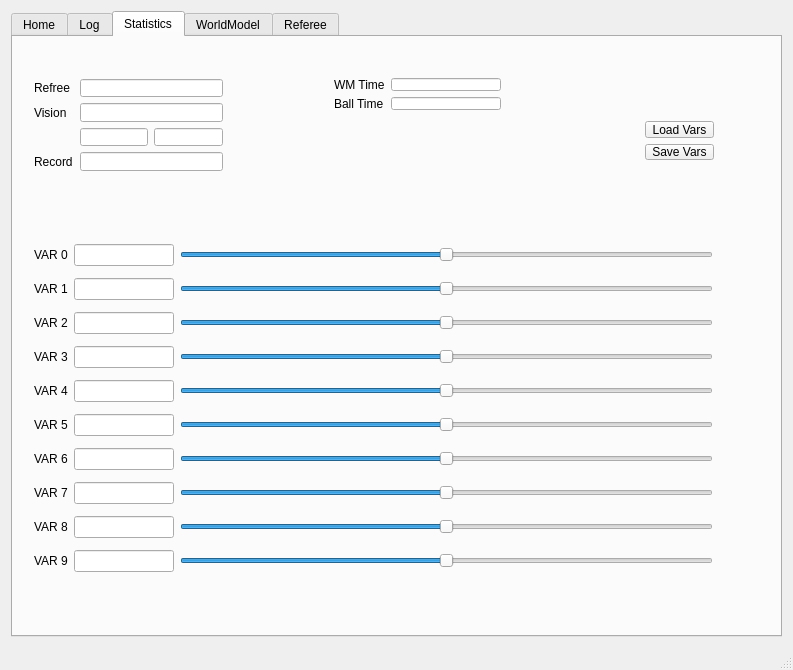
Above: src/ui/mainwindow.ui from KN2C/KN2C-SSL before the change. Below: the same form after it.
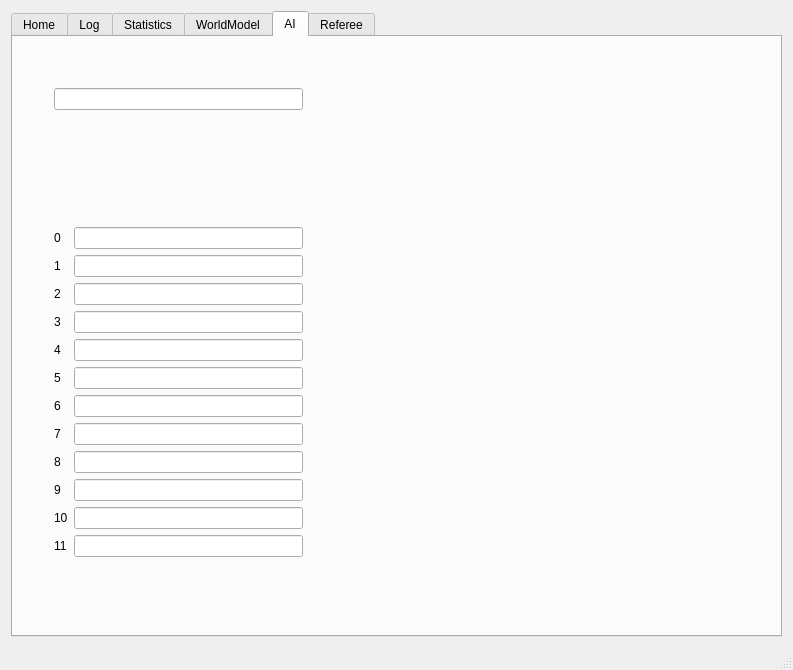
That is the form after the change. Icons and pictures are not drawn.

Commit message: plays & tactic names

```diff
--- a/src/ui/mainwindow.ui
+++ b/src/ui/mainwindow.ui
@@ -40,7 +40,7 @@
     <item>
      <widget class="QTabWidget" name="tabWidget">
       <property name="currentIndex">
-       <number>2</number>
+       <number>4</number>
       </property>
       <widget class="QWidget" name="tabHome">
        <attribute name="title">
@@ -558,6 +558,163 @@
         </item>
        </layout>
       </widget>
+      <widget class="QWidget" name="tab">
+       <attribute name="title">
+        <string>AI</string>
+       </attribute>
+       <widget class="QWidget" name="">
+        <property name="geometry">
+         <rect>
+          <x>30</x>
+          <y>40</y>
+          <width>271</width>
+          <height>491</height>
+         </rect>
+        </property>
+        <layout class="QVBoxLayout" name="verticalLayout_12">
+         <item>
+          <widget class="QLineEdit" name="txtPlay"/>
+         </item>
+         <item>
+          <spacer name="verticalSpacer_9">
+           <property name="orientation">
+            <enum>Qt::Vertical</enum>
+           </property>
+           <property name="sizeHint" stdset="0">
+            <size>
+             <width>20</width>
+             <height>40</height>
+            </size>
+           </property>
+          </spacer>
+         </item>
+         <item>
+          <layout class="QFormLayout" name="formLayout_3">
+           <item row="0" column="0">
+            <widget class="QLabel" name="label_16">
+             <property name="text">
+              <string>0</string>
+             </property>
+            </widget>
+           </item>
+           <item row="0" column="1">
+            <widget class="QLineEdit" name="txtTactic_0"/>
+           </item>
+           <item row="1" column="0">
+            <widget class="QLabel" name="label_17">
+             <property name="text">
+              <string>1</string>
+             </property>
+            </widget>
+           </item>
+           <item row="1" column="1">
+            <widget class="QLineEdit" name="txtTactic_1"/>
+           </item>
+           <item row="2" column="0">
+            <widget class="QLabel" name="label_18">
+             <property name="text">
+              <string>2</string>
+             </property>
+            </widget>
+           </item>
+           <item row="2" column="1">
+            <widget class="QLineEdit" name="txtTactic_2"/>
+           </item>
+           <item row="3" column="0">
+            <widget class="QLabel" name="label_19">
+             <property name="text">
+              <string>3</string>
+             </property>
+            </widget>
+           </item>
+           <item row="3" column="1">
+            <widget class="QLineEdit" name="txtTactic_3"/>
+           </item>
+           <item row="4" column="0">
+            <widget class="QLabel" name="label_20">
+             <property name="text">
+              <string>4</string>
+             </property>
+            </widget>
+           </item>
+           <item row="4" column="1">
+            <widget class="QLineEdit" name="txtTactic_4"/>
+           </item>
+           <item row="5" column="0">
+            <widget class="QLabel" name="label_21">
+             <property name="text">
+              <string>5</string>
+             </property>
+            </widget>
+           </item>
+           <item row="5" column="1">
+            <widget class="QLineEdit" name="txtTactic_5"/>
+           </item>
+           <item row="6" column="0">
+            <widget class="QLabel" name="label_22">
+             <property name="text">
+              <string>6</string>
+             </property>
+            </widget>
+           </item>
+           <item row="6" column="1">
+            <widget class="QLineEdit" name="txtTactic_6"/>
+           </item>
+           <item row="7" column="0">
+            <widget class="QLabel" name="label_23">
+             <property name="text">
+              <string>7</string>
+             </property>
+            </widget>
+           </item>
+           <item row="7" column="1">
+            <widget class="QLineEdit" name="txtTactic_7"/>
+           </item>
+           <item row="8" column="0">
+            <widget class="QLabel" name="label_24">
+             <property name="text">
+              <string>8</string>
+             </property>
+            </widget>
+           </item>
+           <item row="8" column="1">
+            <widget class="QLineEdit" name="txtTactic_8"/>
+           </item>
+           <item row="9" column="0">
+            <widget class="QLabel" name="label_25">
+             <property name="text">
+              <string>9</string>
+             </property>
+            </widget>
+           </item>
+           <item row="9" column="1">
+            <widget class="QLineEdit" name="txtTactic_9"/>
+           </item>
+           <item row="10" column="0">
+            <widget class="QLabel" name="label_26">
+             <property name="text">
+              <string>10</string>
+             </property>
+            </widget>
+           </item>
+           <item row="10" column="1">
+            <widget class="QLineEdit" name="txtTactic_10"/>
+           </item>
+           <item row="11" column="0">
+            <widget class="QLabel" name="label_27">
+             <property name="text">
+              <string>11</string>
+             </property>
+            </widget>
+           </item>
+           <item row="11" column="1">
+            <widget class="QLineEdit" name="txtTactic_11"/>
+           </item>
+          </layout>
+         </item>
+        </layout>
+       </widget>
+      </widget>
       <widget class="QWidget" name="tabRef">
        <attribute name="title">
         <string>Referee</string>
```
Left out of the diff: 2 changed lines with no effect on the pictures. The commit also changes 36 other files.
